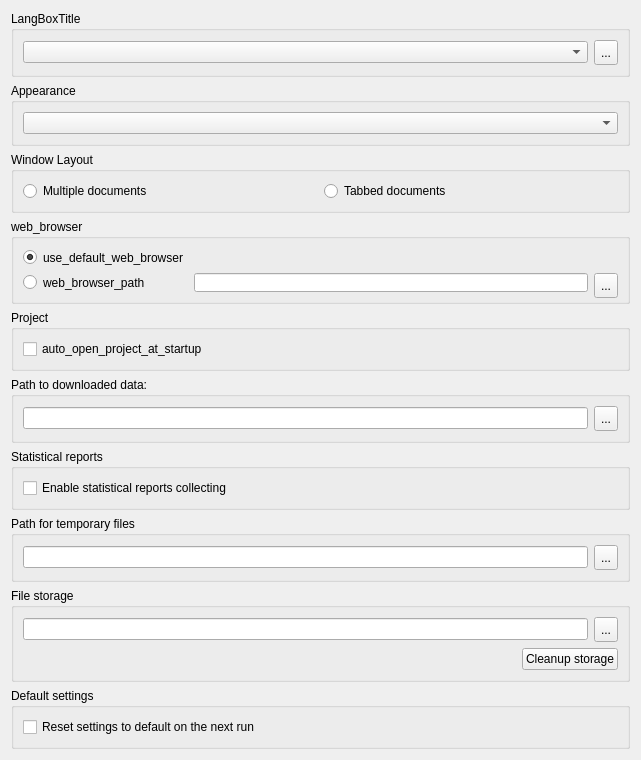
Before: the Qt Designer form src/ugeneui/src/app_settings/user_apps_settings/ui/UserApplicationsSettingsWidget.ui in violethaze74/ugene, drawn with Qt 5.
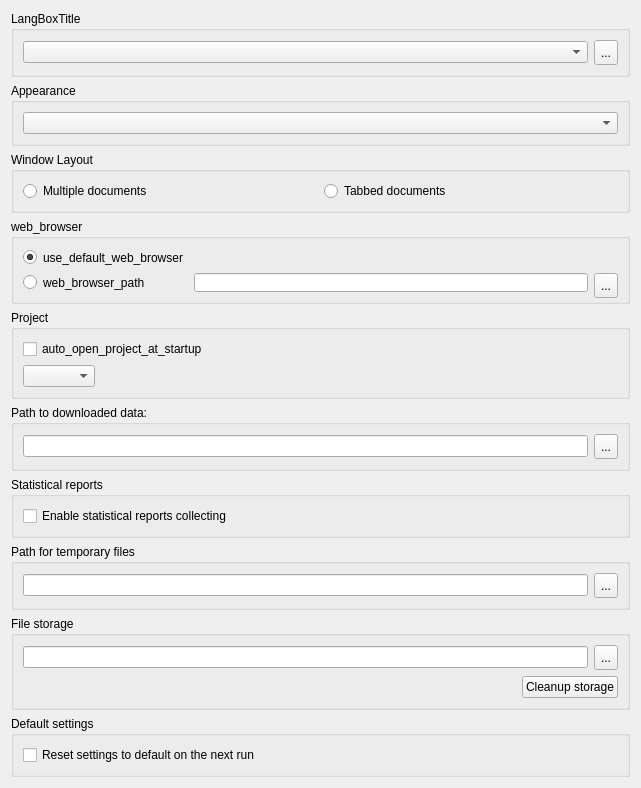
After: the same form once the commit is applied.

```diff
--- a/src/ugeneui/src/app_settings/user_apps_settings/ui/UserApplicationsSettingsWidget.ui
+++ b/src/ugeneui/src/app_settings/user_apps_settings/ui/UserApplicationsSettingsWidget.ui
@@ -173,6 +173,26 @@
         </property>
        </widget>
       </item>
+      <item>
+       <layout class="QHBoxLayout" name="horizontalLayout_11">
+        <item>
+         <widget class="QComboBox" name="askToSaveProject"/>
+        </item>
+        <item>
+         <spacer name="horizontalSpacer_2">
+          <property name="orientation">
+           <enum>Qt::Horizontal</enum>
+          </property>
+          <property name="sizeHint" stdset="0">
+           <size>
+            <width>40</width>
+            <height>20</height>
+           </size>
+          </property>
+         </spacer>
+        </item>
+       </layout>
+      </item>
      </layout>
     </widget>
    </item>
```
Left out of the diff: 4 changed lines with no effect on the pictures.
